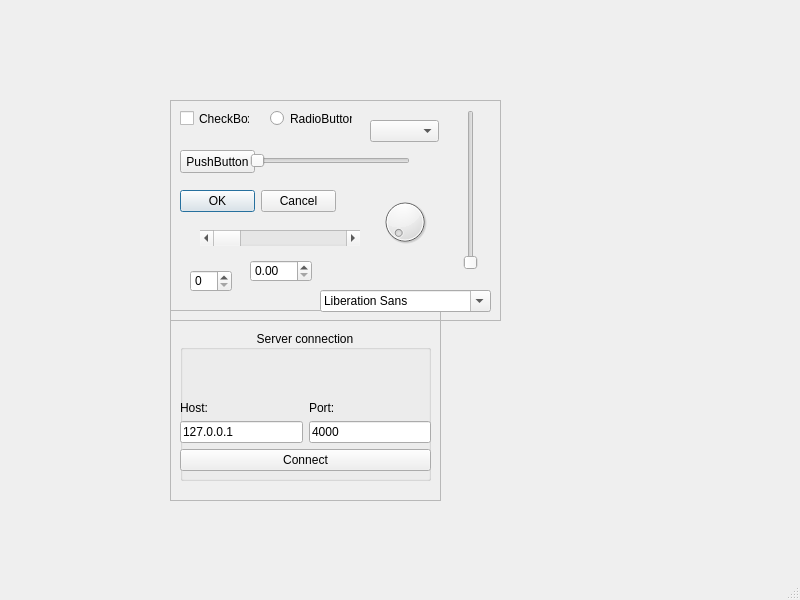
First picture: the form in client/untitled.ui, repository RussianInventor/engine, before the edit.
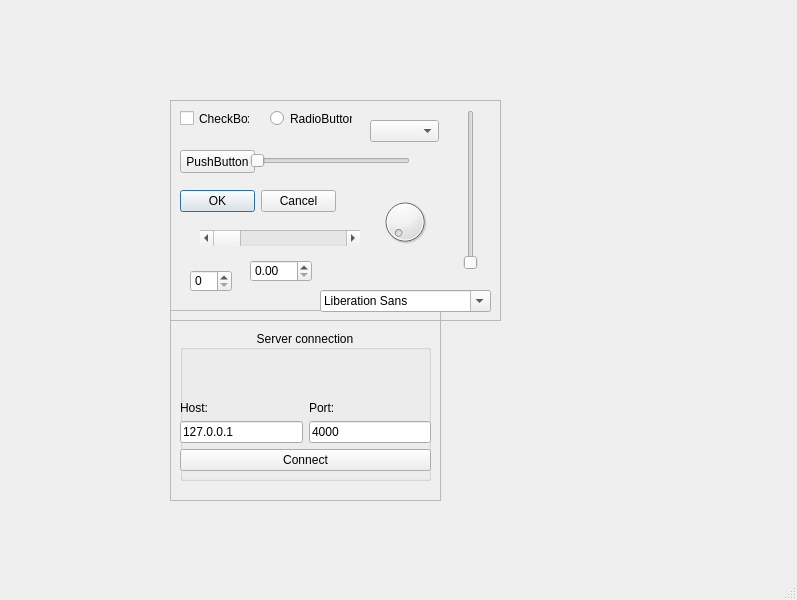
Second picture: the form after the edit.

```diff
--- a/client/untitled.ui
+++ b/client/untitled.ui
@@ -6,7 +6,7 @@
    <rect>
     <x>0</x>
     <y>0</y>
-    <width>800</width>
+    <width>797</width>
     <height>600</height>
    </rect>
   </property>
```
Left out of the diff: 2 changed lines with no effect on the pictures.
